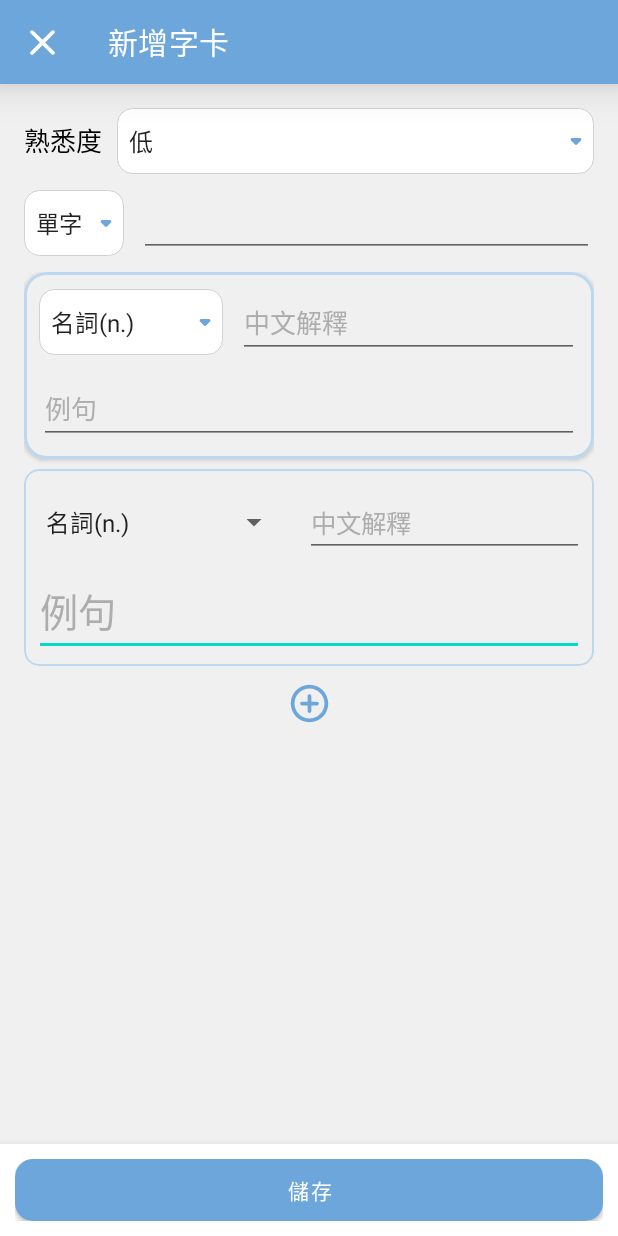
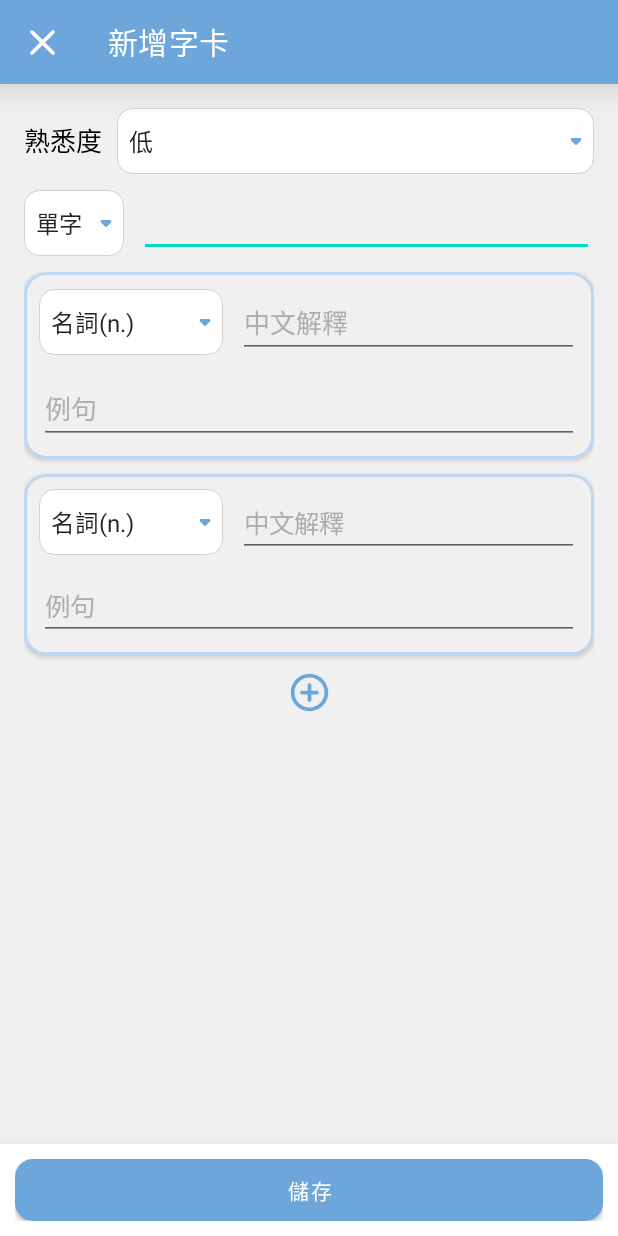
Before and after one commit to deoxyshuang/EnglishAide, an Android app: the EditWordCardActivity screen opened directly, with no data from a screen before it, after a tap on an icon or button, on a phone screen of 412 x 824 dp. Run offline under Robolectric (Android 15) with nearby library versions, the phone set to English and light mode, and no system bars.

Commit message:
動態項目版面調整&抓值寫入DB

```diff
--- a/app/src/main/java/com/bear/englishaide/EditWordCardActivity.java
+++ b/app/src/main/java/com/bear/englishaide/EditWordCardActivity.java
@@ -1,12 +1,14 @@
 package com.bear.englishaide;
 
 import android.content.ContentValues;
+import android.content.Context;
+import android.content.res.Resources;
 import android.database.SQLException;
 import android.database.sqlite.SQLiteDatabase;
-import android.graphics.Color;
 import android.os.Bundle;
 import android.util.Log;
 import android.util.TypedValue;
+import android.view.LayoutInflater;
 import android.view.View;
 import android.widget.AdapterView;
 import android.widget.ArrayAdapter;
@@ -31,6 +33,7 @@ import androidx.core.content.ContextCompat;
 
 public class EditWordCardActivity extends AppCompatActivity implements View.OnClickListener{
 
+    private Resources res;
     private EditText edtWord,edtMean,edtSentence,edtPlural,edtPast,edtPP,edtPresent,edtCompar,edtSuper;
     private TextView txtPlural,txtPast,txtPP,txtPresent,txtCompar,txtSuper;
     private Button btnSave;
@@ -39,13 +42,19 @@ public class EditWordCardActivity extends AppCompatActivity implements View.OnCl
     private Word word;
     private Gson gson;
     private View viewPos;
-    private ArrayList spnPartList=new ArrayList<Spinner>(),edtMeanList=new ArrayList<EditText>(),edtSentenceList=new <EditText>ArrayList();
+    private ScrollView sv;
+    private ArrayList<Spinner> spnPartList=new ArrayList<>();
+    private ArrayList<EditText> edtMeanList=new ArrayList<>(),edtSentenceList=new ArrayList<>();
+    private LayoutInflater layoutInflater;
+    private int[] famiKeyList,partKeyList;
+    private LinearLayout cvArea;
 
     @Override
     protected void onCreate(Bundle savedInstanceState) {
         super.onCreate(savedInstanceState);
         setContentView(R.layout.activity_edit_wordcard);
 
+        res = getResources();
         gson = new Gson();
         word = new Word();
 
@@ -70,6 +79,9 @@ public class EditWordCardActivity extends AppCompatActivity implements View.OnCl
         edtWord = findViewById(R.id.edtWord);
         edtMean = findViewById(R.id.edtMean);
         edtSentence = findViewById(R.id.edtSentence);
+
+        edtMeanList.add(edtMean);
+        edtSentenceList.add(edtSentence);
 //        edtPlural = findViewById(R.id.edtPlural);
 //        edtPast = findViewById(R.id.edtPast);
 //        edtPP = findViewById(R.id.edtPP);
@@ -112,6 +124,7 @@ public class EditWordCardActivity extends AppCompatActivity implements View.OnCl
         adapter2.setDropDownViewResource(android.R.layout.simple_list_item_single_choice);
 //        spnPart.setBackground(getDrawable(R.drawable.spinner_back));
         spnPart.setAdapter(adapter2);
+        spnPartList.add(spnPart);
 
         spnFami = (Spinner) findViewById(R.id.spnFami);
         ArrayAdapter<CharSequence> adapter3 = ArrayAdapter.createFromResource(this,
@@ -149,7 +162,7 @@ public class EditWordCardActivity extends AppCompatActivity implements View.OnCl
 //                    txtSuper.setVisibility(View.GONE);
                 }else{ //單字
                     spnPart.setVisibility(View.VISIBLE);
-                    params.setMarginStart((int) getResources().getDimension(R.dimen.comSpacing));
+                    params.setMarginStart((int) res.getDimension(R.dimen.comSpacing));
                     edtMean.setLayoutParams(params);
                     //setDetailEdt(spnPart.getSelectedItemPosition());
                 }
@@ -174,6 +187,11 @@ public class EditWordCardActivity extends AppCompatActivity implements View.OnCl
 
 
         viewPos = findViewById(R.id.myCoordinatorLayout);
+        sv = findViewById(R.id.sv);
+        cvArea = findViewById(R.id.cvArea);
+
+        famiKeyList = res.getIntArray(R.array.famiKeyList);
+        partKeyList = res.getIntArray(R.array.partKeyList);
     }
 
 
@@ -249,20 +267,22 @@ public class EditWordCardActivity extends AppCompatActivity implements View.OnCl
             case R.id.btnSave:
                 if(!"".equals((edtWord.getText().toString().trim()))){
                     word.meanListInit();
-                    int[] famiKeyList = getResources().getIntArray(R.array.famiKeyList);
                     word.fami = famiKeyList[spnFami.getSelectedItemPosition()];
                     word.word = edtWord.getText().toString();
 
-                    Mean mean = new Mean();
-                    mean.part = 1; //名詞
-                    mean.mean = edtMean.getText().toString();
+                    for(int i=0;i<spnPartList.size();i++){
+                        Mean mean = new Mean();
+                        mean.part = partKeyList[spnPartList.get(i).getSelectedItemPosition()];
+                        mean.mean = edtMeanList.get(i).getText().toString();
 
-                    Sentence sentence = new Sentence();
-                    sentence.eng = edtSentence.getText().toString();
+                        Sentence sentence = new Sentence();
+                        sentence.eng = edtSentenceList.get(i).getText().toString();
 
-                    mean.sentenceListInit();
-                    mean.sentenceList.add(sentence);
-                    word.meanList.add(mean);
+                        mean.sentenceListInit();
+                        mean.sentenceList.add(sentence);
+                        //Log.d("sj","mean:" + gson.toJson(mean)); //{"mean":"","part":1,"sentenceList":[{"eng":""}]}
+                        word.meanList.add(mean);
+                    }
 
                     String json = gson.toJson(word);
                     Log.d("sj","obj->json:" + json);
@@ -275,13 +295,14 @@ public class EditWordCardActivity extends AppCompatActivity implements View.OnCl
                         ContentValues values = new ContentValues();
                         values.put("type", spnType.getSelectedItemPosition()+1);
                         values.put("data", json);
-                        db.insert(DBHelper.TABLE_NAME, null, values);
-                        msg=getResources().getString(R.string.saveOK);
-                        colorId=getResources().getColor(R.color.successGreen);
+                        //todo temp
+                        //db.insert(DBHelper.TABLE_NAME, null, values);
+                        msg=res.getString(R.string.saveOK);
+                        colorId=ContextCompat.getColor(this,R.color.successGreen);
                     }catch (SQLException e){
                         e.printStackTrace();
-                        msg=getResources().getString(R.string.saveNG)+e.getMessage();
-                        colorId=getResources().getColor(R.color.failureRed);
+                        msg=res.getString(R.string.saveNG)+e.getMessage();
+                        colorId=ContextCompat.getColor(this,R.color.failureRed);
                     }finally {
                         Snackbar.make(viewPos, msg, Snackbar.LENGTH_SHORT)
                                 //.setAction("關閉", null)
@@ -289,7 +310,7 @@ public class EditWordCardActivity extends AppCompatActivity implements View.OnCl
                                 .show();
                     }
                 }else{
-                    Snackbar.make(viewPos, getResources().getString(R.string.alertMsg), Snackbar.LENGTH_SHORT)
+                    Snackbar.make(viewPos, res.getString(R.string.alertMsg), Snackbar.LENGTH_SHORT)
                             .show();
                 }
 
@@ -299,29 +320,28 @@ public class EditWordCardActivity extends AppCompatActivity implements View.OnCl
 //                break;
 
             case R.id.ivAdd:
-                LinearLayout cvArea = findViewById(R.id.cvArea);
                 //cardview
                 MaterialCardView cv = new MaterialCardView(this);
                 LinearLayout.LayoutParams layoutParams = new LinearLayout.LayoutParams(LinearLayout.LayoutParams.MATCH_PARENT,LinearLayout.LayoutParams.WRAP_CONTENT);
+                layoutParams.setMargins(0,0,0,(int) Utils.convertDpToPx(this,10));
                 cv.setLayoutParams(layoutParams);
-                cv.setCardElevation(2);
-                cv.setRadius(15);
-                cv.setContentPadding(10,10,10,10);
-                cv.setStrokeWidth(2);
-                cv.setCardBackgroundColor(ContextCompat.getColor(this,R.color.bgGray)); //todo 全面修改getColor寫法
+                cv.setCardElevation((int) Utils.convertDpToPx(this,2));
+                cv.setRadius((int) Utils.convertDpToPx(this,15));
+                cv.setContentPadding((int) Utils.convertDpToPx(this,10),(int) Utils.convertDpToPx(this,10),(int) Utils.convertDpToPx(this,10),(int) Utils.convertDpToPx(this,10));
+                cv.setStrokeWidth((int) Utils.convertDpToPx(this,2));
+                cv.setCardBackgroundColor(ContextCompat.getColor(this,R.color.bgGray));
                 cv.setStrokeColor(ContextCompat.getColor(this,R.color.lightBlue2));
                 //包裹兩行的Linear
                 LinearLayout wrapper = new LinearLayout(this);
-                wrapper.setLayoutParams(layoutParams);
+                wrapper.setLayoutParams(new LinearLayout.LayoutParams(LinearLayout.LayoutParams.MATCH_PARENT,LinearLayout.LayoutParams.WRAP_CONTENT));
                 wrapper.setOrientation(LinearLayout.VERTICAL);
                 //第一行
                 LinearLayout linearLayout = new LinearLayout(this);
-                linearLayout.setLayoutParams(layoutParams);
-                //todo set style
-                Spinner spinner = new Spinner(this);
+                linearLayout.setLayoutParams(new LinearLayout.LayoutParams(LinearLayout.LayoutParams.MATCH_PARENT,LinearLayout.LayoutParams.WRAP_CONTENT));
+                layoutInflater = (LayoutInflater) getSystemService(Context.LAYOUT_INFLATER_SERVICE);
+                Spinner spinner = (Spinner)layoutInflater.inflate(R.layout.spinner_style, null);
                 LinearLayout.LayoutParams viewParams = new LinearLayout.LayoutParams(LinearLayout.LayoutParams.WRAP_CONTENT,LinearLayout.LayoutParams.WRAP_CONTENT);
                 spinner.setLayoutParams(viewParams);
-                spinner.setPrompt(getResources().getString(R.string.partOfspeech));
                 ArrayAdapter<CharSequence> ad = ArrayAdapter.createFromResource(this,
                         R.array.partList,
                         android.R.layout.simple_spinner_item);
@@ -332,11 +352,10 @@ public class EditWordCardActivity extends AppCompatActivity implements View.OnCl
                 EditText et = new EditText(this);
                 LinearLayout.LayoutParams selfParam = new LinearLayout.LayoutParams(0,LinearLayout.LayoutParams.WRAP_CONTENT);
                 selfParam.weight=1;
-                selfParam.setMarginStart((int) getResources().getDimension(R.dimen.comSpacing));
+                selfParam.setMarginStart((int) res.getDimension(R.dimen.comSpacing));
                 et.setLayoutParams(selfParam);
-                        //todo 了解單位轉換
-                et.setTextSize(TypedValue.COMPLEX_UNIT_PX,getResources().getDimension(R.dimen.contentTextSize));
-                et.setHint("中文解釋");
+                et.setTextSize(TypedValue.COMPLEX_UNIT_PX,res.getDimension(R.dimen.contentTextSize));
+                et.setHint(res.getString(R.string.mean));
                 et.setHintTextColor(ContextCompat.getColor(this,R.color.lightGray));
                 edtMeanList.add(et);
 
@@ -345,11 +364,11 @@ public class EditWordCardActivity extends AppCompatActivity implements View.OnCl
 
                 //第二行
                 EditText editText = new EditText(this);
-                layoutParams.setMargins(0,10,0,0);
-                editText.setLayoutParams(layoutParams);
-                editText.setTextSize(getResources().getDimension(R.dimen.contentTextSize));
-                Log.d("sj","getResources().getDimension(R.dimen.contentTextSize)="+getResources().getDimension(R.dimen.contentTextSize));
-                editText.setHint("例句");
+                LinearLayout.LayoutParams edtParams = new LinearLayout.LayoutParams(LinearLayout.LayoutParams.MATCH_PARENT,LinearLayout.LayoutParams.WRAP_CONTENT);
+                edtParams.setMargins(0,(int) Utils.convertDpToPx(this,10),0,0);
+                editText.setLayoutParams(edtParams);
+                editText.setTextSize(TypedValue.COMPLEX_UNIT_PX,res.getDimension(R.dimen.contentTextSize));
+                editText.setHint(res.getString(R.string.example));
                 editText.setHintTextColor(ContextCompat.getColor(this,R.color.lightGray));
                 edtSentenceList.add(editText);
 
@@ -358,12 +377,8 @@ public class EditWordCardActivity extends AppCompatActivity implements View.OnCl
                 cv.addView(wrapper);
                 cvArea.addView(cv);
 
-                ScrollView sv = findViewById(R.id.sv);
-                sv.post(new Runnable() {
-                    @Override
-                    public void run() {
-                        sv.fullScroll(ScrollView.FOCUS_DOWN); //自動滑至底部
-                    }
+                sv.post(() -> {
+                    sv.fullScroll(ScrollView.FOCUS_DOWN); //強制滾動至底
                 });
                 break;
 
--- /dev/null
+++ b/app/src/main/java/com/bear/englishaide/Utils.java
@@ -0,0 +1,15 @@
+package com.bear.englishaide;
+
+import android.content.Context;
+
+/*
+    共用函式庫
+ */
+public class Utils {
+    static public float convertPxToDp(Context context, float px) {
+        return px / context.getResources().getDisplayMetrics().density;
+    }
+    static public float convertDpToPx(Context context, float dp) {
+        return dp * context.getResources().getDisplayMetrics().density;
+    }
+}
--- a/app/src/main/res/layout/activity_edit_wordcard.xml
+++ b/app/src/main/res/layout/activity_edit_wordcard.xml
@@ -99,7 +99,8 @@
                     app:contentPadding="10dp"
                     app:strokeWidth="2dp"
                     app:cardBackgroundColor="@color/bgGray"
-                    app:strokeColor="@color/lightBlue2">
+                    app:strokeColor="@color/lightBlue2"
+                    android:layout_marginBottom="@dimen/comSpacing">
 
                     <LinearLayout
                         android:layout_width="match_parent"
@@ -124,7 +125,7 @@
                                 android:layout_height="wrap_content"
                                 android:layout_marginStart="@dimen/comSpacing"
                                 android:textSize="@dimen/contentTextSize"
-                                android:hint="中文解釋"
+                                android:hint="@string/mean"
                                 android:textColorHint="@color/lightGray"/>
 
                         </LinearLayout>
@@ -135,7 +136,7 @@
                             android:layout_height="wrap_content"
                             android:layout_marginTop="@dimen/comSpacing"
                             android:textSize="@dimen/contentTextSize"
-                            android:hint="例句"
+                            android:hint="@string/example"
                             android:textColorHint="@color/lightGray" />
 
                     </LinearLayout>
@@ -149,7 +150,6 @@
                 app:layout_constraintStart_toStartOf="parent"
                 app:layout_constraintTop_toBottomOf="@+id/cvArea"
                 app:layout_constraintEnd_toEndOf="parent"
-                android:layout_marginTop="@dimen/comSpacing"
                 android:src="@drawable/selector_imageview"
                 android:clickable="true"
                 />
--- /dev/null
+++ b/app/src/main/res/layout/spinner_style.xml
@@ -0,0 +1,5 @@
+<?xml version="1.0" encoding="utf-8"?>
+<Spinner
+xmlns:android="http://schemas.android.com/apk/res/android"
+android:prompt="@string/partOfspeech"
+style="@style/spnTheme" />
--- a/app/src/main/res/values/strings.xml
+++ b/app/src/main/res/values/strings.xml
@@ -12,6 +12,8 @@
     <string name="save">儲存</string>
     <string name="saveOK">儲存成功</string>
     <string name="saveNG">儲存失敗 ERROR:</string>
+    <string name="mean">中文解釋</string>
+    <string name="example">例句</string>
     <string-array name="typeList">
         <item>單字</item>
         <item>片語</item>
@@ -31,7 +33,7 @@
         <item>介系詞(prep.)</item>
         <item>連接詞(conj.)</item>
     </string-array>
-    <string-array name="partKeyList">
+    <integer-array name="partKeyList">
         <item>1</item>
         <item>2</item>
         <item>3</item>
@@ -40,7 +42,7 @@
         <item>6</item>
         <item>7</item>
         <item>8</item>
-    </string-array>
+    </integer-array>
     <string name="fami">熟悉度</string>
     <string-array name="famiList">
         <item>高</item>
```
